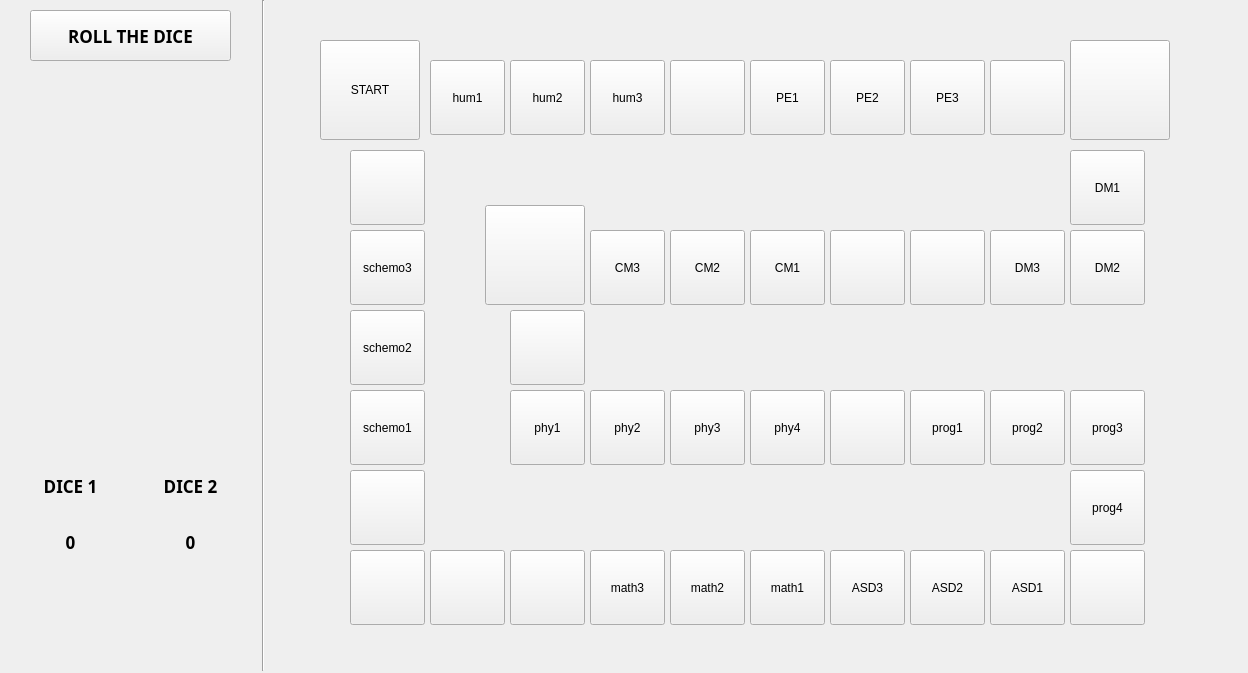
Before: the Qt Designer form mapwindow.ui in Molodid-Tyshchenko/qt-monopoly-, drawn with Qt 5.
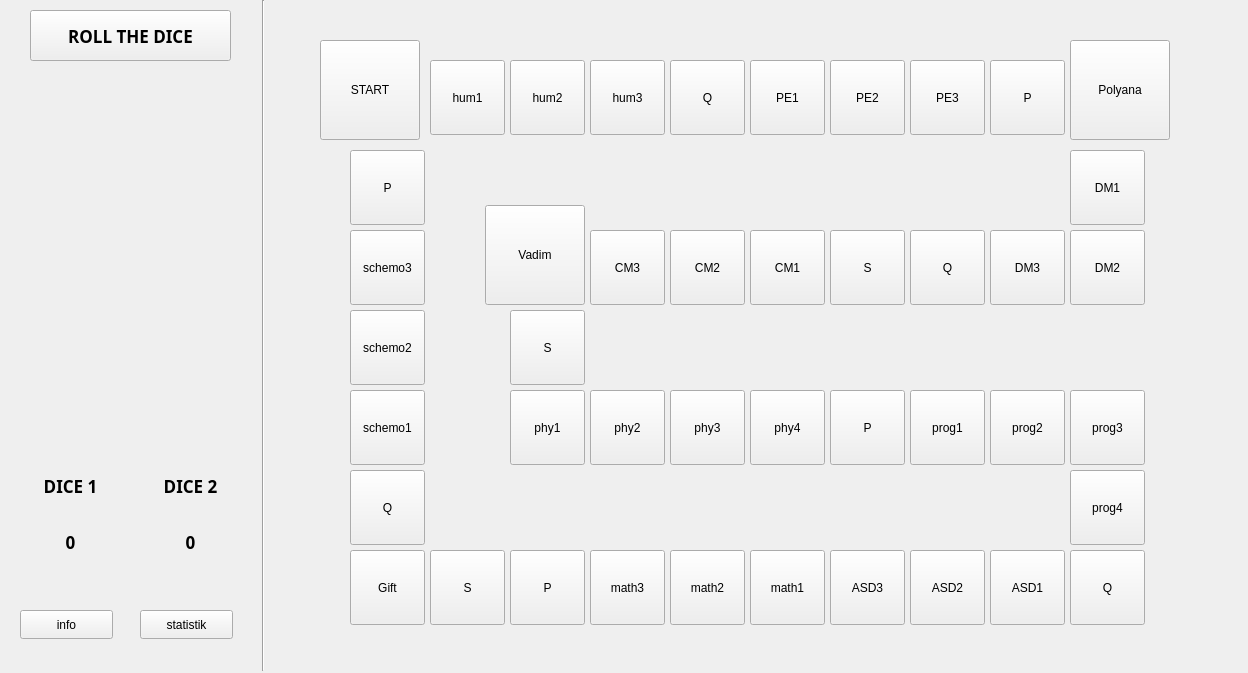
After: the same form once the commit is applied.

The edit to the form file:
```diff
--- a/mapwindow.ui
+++ b/mapwindow.ui
@@ -242,7 +242,7 @@
     <bool>false</bool>
    </property>
    <property name="text">
-    <string/>
+    <string>Q</string>
    </property>
    <property name="checkable">
     <bool>false</bool>
@@ -330,7 +330,7 @@
     <bool>false</bool>
    </property>
    <property name="text">
-    <string/>
+    <string>P</string>
    </property>
    <property name="checkable">
     <bool>false</bool>
@@ -352,7 +352,7 @@
     <bool>false</bool>
    </property>
    <property name="text">
-    <string/>
+    <string>Polyana</string>
    </property>
    <property name="checkable">
     <bool>false</bool>
@@ -484,7 +484,7 @@
     <bool>false</bool>
    </property>
    <property name="text">
-    <string/>
+    <string>Q</string>
    </property>
    <property name="checkable">
     <bool>false</bool>
@@ -506,7 +506,7 @@
     <bool>false</bool>
    </property>
    <property name="text">
-    <string/>
+    <string>S</string>
    </property>
    <property name="checkable">
     <bool>false</bool>
@@ -528,7 +528,7 @@
     <bool>false</bool>
    </property>
    <property name="text">
-    <string/>
+    <string>Vadim</string>
    </property>
    <property name="checkable">
     <bool>false</bool>
@@ -572,7 +572,7 @@
     <bool>false</bool>
    </property>
    <property name="text">
-    <string/>
+    <string>S</string>
    </property>
    <property name="checkable">
     <bool>false</bool>
@@ -616,7 +616,7 @@
     <bool>false</bool>
    </property>
    <property name="text">
-    <string/>
+    <string>P</string>
    </property>
    <property name="checkable">
     <bool>false</bool>
@@ -775,7 +775,7 @@
     <bool>false</bool>
    </property>
    <property name="text">
-    <string/>
+    <string>Q</string>
    </property>
    <property name="checkable">
     <bool>false</bool>
@@ -929,7 +929,7 @@
     <bool>false</bool>
    </property>
    <property name="text">
-    <string/>
+    <string>P</string>
    </property>
    <property name="checkable">
     <bool>false</bool>
@@ -973,7 +973,7 @@
     <bool>false</bool>
    </property>
    <property name="text">
-    <string/>
+    <string>Gift</string>
    </property>
    <property name="checkable">
     <bool>false</bool>
@@ -995,7 +995,7 @@
     <bool>false</bool>
    </property>
    <property name="text">
-    <string/>
+    <string>S</string>
    </property>
    <property name="checkable">
     <bool>false</bool>
@@ -1039,7 +1039,7 @@
     <bool>false</bool>
    </property>
    <property name="text">
-    <string/>
+    <string>Q</string>
    </property>
    <property name="checkable">
     <bool>false</bool>
@@ -1105,7 +1105,7 @@
     <bool>false</bool>
    </property>
    <property name="text">
-    <string/>
+    <string>P</string>
    </property>
    <property name="checkable">
     <bool>false</bool>
@@ -1319,6 +1319,32 @@
     <set>Qt::AlignHCenter|Qt::AlignTop</set>
    </property>
   </widget>
+  <widget class="QPushButton" name="pushButton">
+   <property name="geometry">
+    <rect>
+     <x>20</x>
+     <y>610</y>
+     <width>93</width>
+     <height>29</height>
+    </rect>
+   </property>
+   <property name="text">
+    <string>info</string>
+   </property>
+  </widget>
+  <widget class="QPushButton" name="pushButton_2">
+   <property name="geometry">
+    <rect>
+     <x>140</x>
+     <y>610</y>
+     <width>93</width>
+     <height>29</height>
+    </rect>
+   </property>
+   <property name="text">
+    <string>statistik</string>
+   </property>
+  </widget>
  </widget>
  <resources/>
  <connections/>
```
